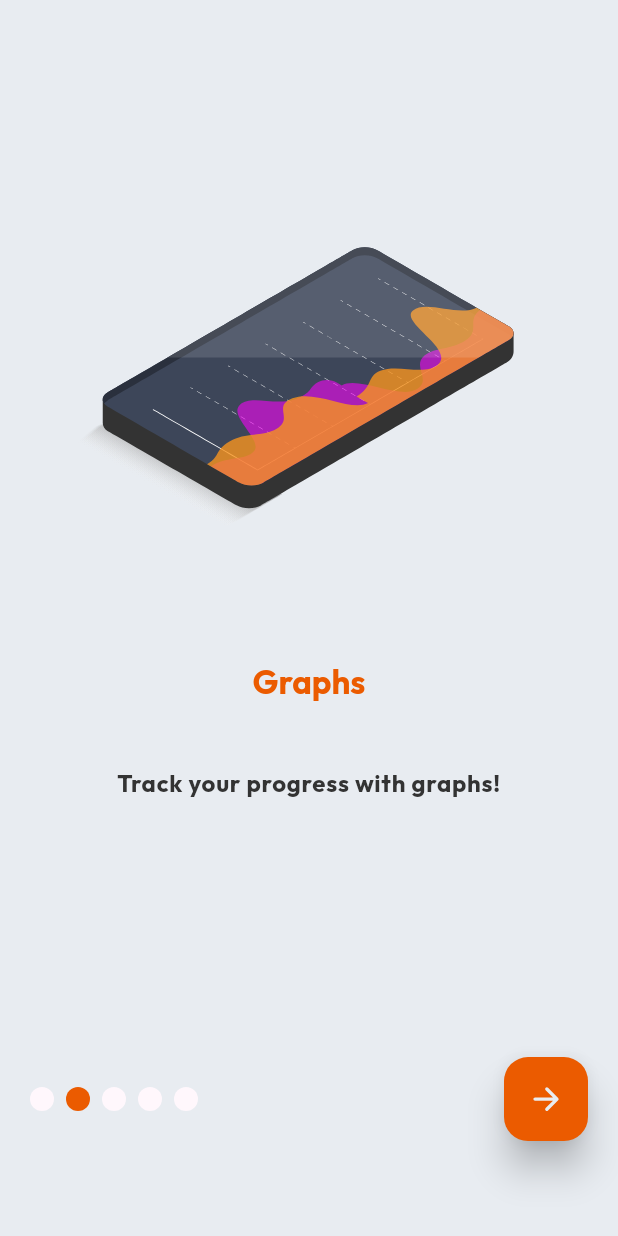
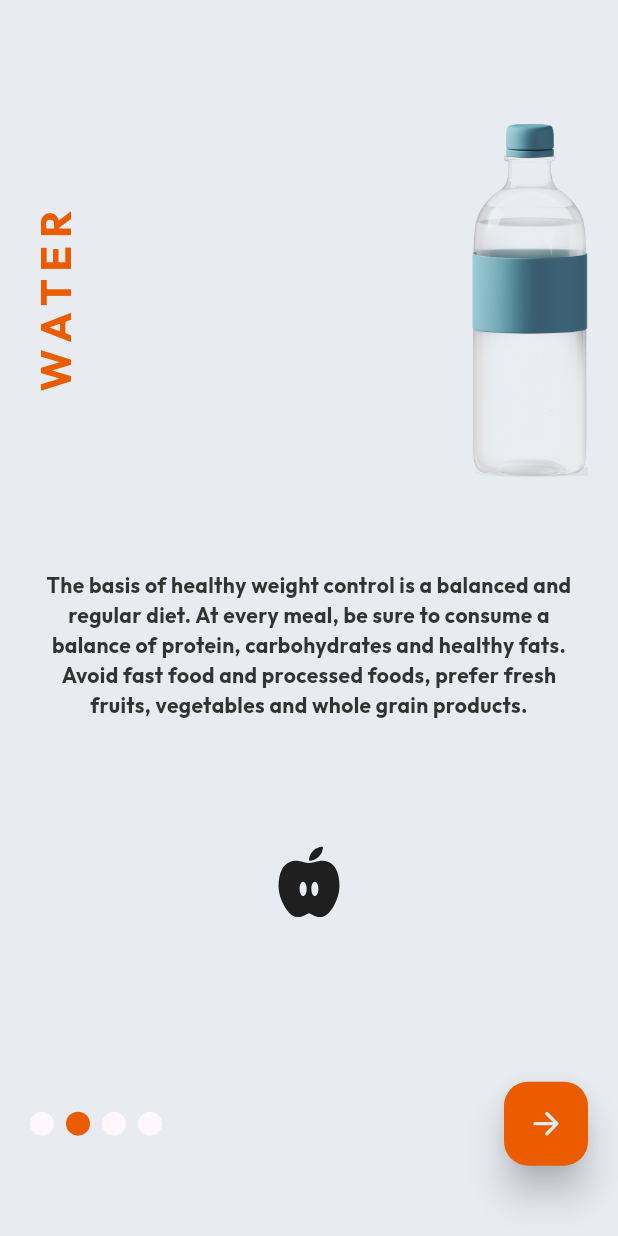
Before and after one commit to egeinann/FitBalance-KiloTakibi-App, a Flutter app: the screen it shows after launch, after a tap on an icon or button, on a phone screen of 412 x 824 dp. Run offline on Flutter 3.47's test engine with Material 3 defaults, Android fonts, the phone set to English and light mode, and no system bars; drawn by our look-alikes of auto_size_text, smooth_page_indicator; our stand-ins replace fl_chart, freezed_annotation, get, image_picker, ionicons, lottie and 1 more; missing offline and left inert: day_night_switcher.

Commit message:
info model tasarlandı

```diff
--- a/lib/info/controller/info_controller.dart
+++ b/lib/info/controller/info_controller.dart
@@ -0,0 +1,27 @@
+import 'package:flutter/material.dart';
+import 'package:get/get.dart';
+import 'package:kilo_takibi_uyg/views/home_screen.dart';
+
+class InfoController extends GetxController {
+  PageController pageController = PageController();
+  var onLastPage = false.obs;
+
+  // sayfa ilerleme
+  void goToNextInfo() {
+    if (!onLastPage.value) {
+      pageController.nextPage(
+        duration: const Duration(milliseconds: 300),
+        curve: Curves.easeInOut,
+      );
+    } else {
+      Get.to(HomeScreen(),
+          transition: Transition.rightToLeft,
+          duration: const Duration(milliseconds: 700));
+    }
+  }
+
+  // son sayfa ?
+  void lastPage(int index) {
+    onLastPage.value = (index == 3);
+  }
+}
--- a/lib/info/model/info_screen.dart
+++ b/lib/info/model/info_screen.dart
@@ -0,0 +1,71 @@
+import 'package:flutter/material.dart';
+import 'package:get/get.dart';
+import 'package:ionicons/ionicons.dart';
+import 'package:kilo_takibi_uyg/extensions/padding_extensions.dart';
+import 'package:kilo_takibi_uyg/info/controller/info_controller.dart';
+import 'package:kilo_takibi_uyg/info/view/activity_screen.dart';
+import 'package:kilo_takibi_uyg/info/view/nutrition_screen.dart';
+import 'package:kilo_takibi_uyg/info/view/sleep_screen.dart';
+import 'package:kilo_takibi_uyg/info/view/water_screen.dart';
+import 'package:smooth_page_indicator/smooth_page_indicator.dart';
+
+class InfoScreen extends StatelessWidget {
+  InfoScreen({super.key});
+  final InfoController _infoController = Get.put(InfoController());
+  @override
+  Widget build(BuildContext context) {
+    return Scaffold(
+      body: Center(
+        child: Column(
+          children: [
+            Expanded(
+              flex: 9,
+              child: PageView(
+                controller: _infoController.pageController,
+                onPageChanged: (index) {
+                  _infoController.lastPage(index);
+                },
+                children: const [
+                  InfoNutritionScreen(),
+                  InfoWaterScreen(),
+                  InfoActivityScreen(),
+                  InfoSleepScreen(),
+                ],
+              ),
+            ),
+            Expanded(
+              flex: 2,
+              child: Padding(
+                padding: context.paddingLarge,
+                child: Row(
+                  mainAxisAlignment: MainAxisAlignment.spaceBetween,
+                  children: [
+                    SmoothPageIndicator(
+                      effect: WormEffect(
+                        dotColor: Theme.of(context).cardColor,
+                        activeDotColor: Theme.of(context).primaryColor,
+                      ),
+                      controller: _infoController.pageController,
+                      count: 4,
+                    ),
+                    FloatingActionButton(
+                      backgroundColor: Theme.of(context).primaryColor,
+                      foregroundColor:
+                          Theme.of(context).scaffoldBackgroundColor,
+                      splashColor: Theme.of(context).scaffoldBackgroundColor,
+                      elevation: 10,
+                      onPressed: () {
+                        _infoController.goToNextInfo();
+                      },
+                      child: const Icon(Ionicons.arrow_forward),
+                    ),
+                  ],
+                ),
+              ),
+            ),
+          ],
+        ),
+      ),
+    );
+  }
+}
--- a/lib/info/view/activity_screen.dart
+++ b/lib/info/view/activity_screen.dart
@@ -0,0 +1,64 @@
+import 'package:auto_size_text/auto_size_text.dart';
+import 'package:flutter/material.dart';
+import 'package:get/get.dart';
+import 'package:ionicons/ionicons.dart';
+import 'package:kilo_takibi_uyg/extensions/padding_extensions.dart';
+
+class InfoActivityScreen extends StatelessWidget {
+  const InfoActivityScreen({super.key});
+
+  @override
+  Widget build(BuildContext context) {
+    return Scaffold(
+      body: Center(
+        child: Column(
+          children: [
+            SizedBox(
+              height: Get.size.height * 0.1,
+            ),
+            Expanded(
+              flex: 2,
+              child: Row(
+                mainAxisAlignment: MainAxisAlignment.spaceBetween,
+                children: [
+                  Padding(
+                    padding: context.paddingLarge,
+                    child: RotatedBox(
+                      quarterTurns: 3,
+                      child: Text("A C T I V I T Y",
+                          style: Theme.of(context).textTheme.displaySmall),
+                    ),
+                  ),
+                  const Image(
+                    image: AssetImage("assets/images/weightInfo/run.png"),
+                    fit: BoxFit.scaleDown,
+                  ),
+                ],
+              ),
+            ),
+            Expanded(
+              flex: 3,
+              child: Padding(
+                padding: context.paddingLarge,
+                child: Column(
+                  mainAxisAlignment: MainAxisAlignment.spaceAround,
+                  children: [
+                    AutoSizeText(
+                      'The basis of healthy weight control is a balanced and regular diet. At every meal, be sure to consume a balance of protein, carbohydrates and healthy fats. Avoid fast food and processed foods, prefer fresh fruits, vegetables and whole grain products.',
+                      textAlign: TextAlign.center,
+                      style: Theme.of(context).textTheme.bodyMedium,
+                    ),
+                    const Icon(
+                      Ionicons.nutrition,
+                      size: 50,
+                    )
+                  ],
+                ),
+              ),
+            ),
+          ],
+        ),
+      ),
+    );
+  }
+}
--- a/lib/info/view/nutrition_screen.dart
+++ b/lib/info/view/nutrition_screen.dart
@@ -0,0 +1,64 @@
+import 'package:auto_size_text/auto_size_text.dart';
+import 'package:flutter/material.dart';
+import 'package:get/get.dart';
+import 'package:ionicons/ionicons.dart';
+import 'package:kilo_takibi_uyg/extensions/padding_extensions.dart';
+
+class InfoNutritionScreen extends StatelessWidget {
+  const InfoNutritionScreen({super.key});
+
+  @override
+  Widget build(BuildContext context) {
+    return Scaffold(
+      body: Center(
+        child: Column(
+          children: [
+            SizedBox(
+              height: Get.size.height * 0.1,
+            ),
+            Expanded(
+              flex: 2,
+              child: Row(
+                mainAxisAlignment: MainAxisAlignment.spaceBetween,
+                children: [
+                  Padding(
+                    padding: context.paddingLarge,
+                    child: RotatedBox(
+                      quarterTurns: 3,
+                      child: Text("N U T R I T I O N",
+                          style: Theme.of(context).textTheme.displaySmall),
+                    ),
+                  ),
+                  const Image(
+                    image: AssetImage("assets/images/weightInfo/foods.png"),
+                    fit: BoxFit.scaleDown,
+                  ),
+                ],
+              ),
+            ),
+            Expanded(
+              flex: 3,
+              child: Padding(
+                padding: context.paddingLarge,
+                child: Column(
+                  mainAxisAlignment: MainAxisAlignment.spaceAround,
+                  children: [
+                    AutoSizeText(
+                      'The basis of healthy weight control is a balanced and regular diet. At every meal, be sure to consume a balance of protein, carbohydrates and healthy fats. Avoid fast food and processed foods, prefer fresh fruits, vegetables and whole grain products.',
+                      textAlign: TextAlign.center,
+                      style: Theme.of(context).textTheme.bodyMedium,
+                    ),
+                    const Icon(
+                      Ionicons.nutrition,
+                      size: 50,
+                    )
+                  ],
+                ),
+              ),
+            ),
+          ],
+        ),
+      ),
+    );
+  }
+}
--- a/lib/info/view/sleep_screen.dart
+++ b/lib/info/view/sleep_screen.dart
@@ -0,0 +1,64 @@
+import 'package:auto_size_text/auto_size_text.dart';
+import 'package:flutter/material.dart';
+import 'package:get/get.dart';
+import 'package:ionicons/ionicons.dart';
+import 'package:kilo_takibi_uyg/extensions/padding_extensions.dart';
+
+class InfoSleepScreen extends StatelessWidget {
+  const InfoSleepScreen({super.key});
+
+  @override
+  Widget build(BuildContext context) {
+    return Scaffold(
+      body: Center(
+        child: Column(
+          children: [
+            SizedBox(
+              height: Get.size.height * 0.1,
+            ),
+            Expanded(
+              flex: 2,
+              child: Row(
+                mainAxisAlignment: MainAxisAlignment.spaceBetween,
+                children: [
+                  Padding(
+                    padding: context.paddingLarge,
+                    child: RotatedBox(
+                      quarterTurns: 3,
+                      child: Text("S L E E P",
+                          style: Theme.of(context).textTheme.displaySmall),
+                    ),
+                  ),
+                  const Image(
+                    image: AssetImage("assets/images/weightInfo/sleep.png"),
+                    fit: BoxFit.scaleDown,
+                  ),
+                ],
+              ),
+            ),
+            Expanded(
+              flex: 3,
+              child: Padding(
+                padding: context.paddingLarge,
+                child: Column(
+                  mainAxisAlignment: MainAxisAlignment.spaceAround,
+                  children: [
+                    AutoSizeText(
+                      'The basis of healthy weight control is a balanced and regular diet. At every meal, be sure to consume a balance of protein, carbohydrates and healthy fats. Avoid fast food and processed foods, prefer fresh fruits, vegetables and whole grain products.',
+                      textAlign: TextAlign.center,
+                      style: Theme.of(context).textTheme.bodyMedium,
+                    ),
+                    const Icon(
+                      Ionicons.nutrition,
+                      size: 50,
+                    )
+                  ],
+                ),
+              ),
+            ),
+          ],
+        ),
+      ),
+    );
+  }
+}
--- a/lib/info/view/water_screen.dart
+++ b/lib/info/view/water_screen.dart
@@ -0,0 +1,67 @@
+import 'package:auto_size_text/auto_size_text.dart';
+import 'package:flutter/material.dart';
+import 'package:get/get.dart';
+import 'package:ionicons/ionicons.dart';
+import 'package:kilo_takibi_uyg/extensions/padding_extensions.dart';
+
+class InfoWaterScreen extends StatelessWidget {
+  const InfoWaterScreen({super.key});
+
+  @override
+  Widget build(BuildContext context) {
+    return Scaffold(
+      body: Center(
+        child: Column(
+          children: [
+            SizedBox(
+              height: Get.size.height * 0.1,
+            ),
+            Expanded(
+              flex: 2,
+              child: Row(
+                mainAxisAlignment: MainAxisAlignment.spaceBetween,
+                children: [
+                  Padding(
+                    padding: context.paddingLarge,
+                    child: RotatedBox(
+                      quarterTurns: 3,
+                      child: Text("W A T E R",
+                          style: Theme.of(context).textTheme.displaySmall),
+                    ),
+                  ),
+                  const Padding(
+                    padding: EdgeInsets.only(right: 20),
+                    child: Image(
+                      image: AssetImage("assets/images/weightInfo/water.png"),
+                      fit: BoxFit.scaleDown,
+                    ),
+                  ),
+                ],
+              ),
+            ),
+            Expanded(
+              flex: 3,
+              child: Padding(
+                padding: context.paddingLarge,
+                child: Column(
+                  mainAxisAlignment: MainAxisAlignment.spaceAround,
+                  children: [
+                    AutoSizeText(
+                      'The basis of healthy weight control is a balanced and regular diet. At every meal, be sure to consume a balance of protein, carbohydrates and healthy fats. Avoid fast food and processed foods, prefer fresh fruits, vegetables and whole grain products.',
+                      textAlign: TextAlign.center,
+                      style: Theme.of(context).textTheme.bodyMedium,
+                    ),
+                    const Icon(
+                      Ionicons.nutrition,
+                      size: 50,
+                    )
+                  ],
+                ),
+              ),
+            ),
+          ],
+        ),
+      ),
+    );
+  }
+}
--- a/lib/main.dart
+++ b/lib/main.dart
@@ -3,6 +3,8 @@ import 'package:flutter/services.dart';
 import 'package:get/get.dart';
 import 'package:kilo_takibi_uyg/appCustoms/themes.dart';
 import 'package:kilo_takibi_uyg/controllers/controller.dart';
+import 'package:kilo_takibi_uyg/info/model/info_screen.dart';
+import 'package:kilo_takibi_uyg/info/view/nutrition_screen.dart';
 import 'package:kilo_takibi_uyg/onboarding/model/onboarding_screen.dart';
 
 void main() {
@@ -33,7 +35,7 @@ class MyApp extends StatelessWidget {
         canPop: false,
         child: GetMaterialApp(
           debugShowCheckedModeBanner: false,
-          home: OnboardingScreen(),
+          home: InfoScreen(),
           theme: ThemeClass.lightTheme,
           darkTheme: ThemeClass.darkTheme,
           themeMode: _controller.themeMode.value,
```
